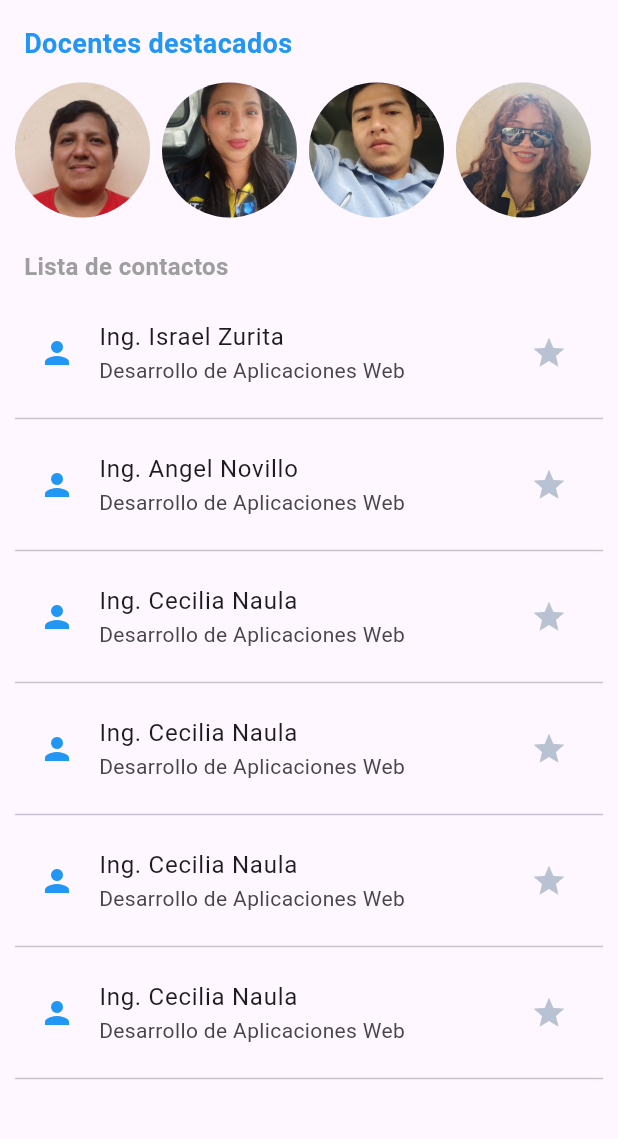
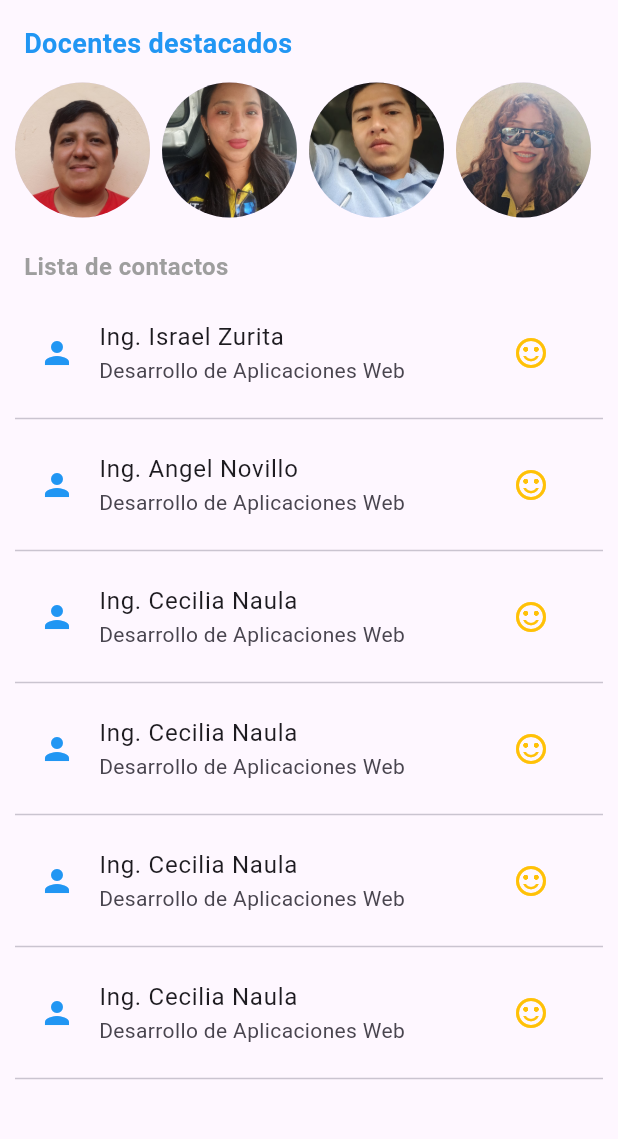
Before and after one commit to kevinprraga/directorio_horizontal_2, a Flutter app: the screen it shows after launch, on a phone screen of 412 x 824 dp, the part 84-1223 px from its top. Run offline on Flutter 3.47's test engine with Material 3 defaults, Android fonts, the phone set to English and light mode, and no system bars.

Commit message:
Implementacion final: IconButton interactivo con carita feliz amarilla y triste celeste

```diff
--- a/lib/main.dart
+++ b/lib/main.dart
@@ -17,7 +17,7 @@ class MainApp extends StatelessWidget {
   }
 }
 
-// 2. Pantalla Principal (StatefulWidget)
+// 2. Pantalla Principal
 class DirectorioPage extends StatefulWidget {
   const DirectorioPage({super.key});
 
@@ -66,7 +66,7 @@ class _DirectorioPageState extends State<DirectorioPage> {
             ),
           ),
 
-          // Llama a la clase del directorio vertical (Expanded le da todo el alto restante)
+          // Llama a la clase del directorio vertical
           const Expanded(
             child: DirectorioVertical(),
           ),
@@ -139,49 +139,82 @@ class DirectorioVertical extends StatelessWidget {
     return ListView(
       padding: const EdgeInsets.all(10),
       children: const [
-        ListTile(
-          trailing: Icon(Icons.star, color: Color.fromARGB(255, 185, 194, 211)),
-          leading: Icon(Icons.person, color: Colors.blue),
-          title: Text("Ing. Israel Zurita"),
-          subtitle: Text("Desarrollo de Aplicaciones Web"),
+        ItemDocente(
+          nombre: "Ing. Israel Zurita",
+          materia: "Desarrollo de Aplicaciones Web",
         ),
         Divider(),
-        ListTile(
-          trailing: Icon(Icons.star, color: Color.fromARGB(255, 185, 194, 211)),
-          leading: Icon(Icons.person, color: Colors.blue),
-          title: Text("Ing. Angel Novillo"),
-          subtitle: Text("Desarrollo de Aplicaciones Web"),
+        ItemDocente(
+          nombre: "Ing. Angel Novillo",
+          materia: "Desarrollo de Aplicaciones Web",
         ),
         Divider(),
-        ListTile(
-          trailing: Icon(Icons.star, color: Color.fromARGB(255, 185, 194, 211)),
-          leading: Icon(Icons.person, color: Colors.blue),
-          title: Text("Ing. Cecilia Naula"),
-          subtitle: Text("Desarrollo de Aplicaciones Web"),
+        ItemDocente(
+          nombre: "Ing. Cecilia Naula",
+          materia: "Desarrollo de Aplicaciones Web",
         ),
         Divider(),
-        ListTile(
-          trailing: Icon(Icons.star, color: Color.fromARGB(255, 185, 194, 211)),
-          leading: Icon(Icons.person, color: Colors.blue),
-          title: Text("Ing. Cecilia Naula"),
-          subtitle: Text("Desarrollo de Aplicaciones Web"),
+        ItemDocente(
+          nombre: "Ing. Cecilia Naula",
+          materia: "Desarrollo de Aplicaciones Web",
         ),
         Divider(),
-        ListTile(
-          trailing: Icon(Icons.star, color: Color.fromARGB(255, 185, 194, 211)),
-          leading: Icon(Icons.person, color: Colors.blue),
-          title: Text("Ing. Cecilia Naula"),
-          subtitle: Text("Desarrollo de Aplicaciones Web"),
+        ItemDocente(
+          nombre: "Ing. Cecilia Naula",
+          materia: "Desarrollo de Aplicaciones Web",
         ),
         Divider(),
-        ListTile(
-          trailing: Icon(Icons.star, color: Color.fromARGB(255, 185, 194, 211)),
-          leading: Icon(Icons.person, color: Colors.blue),
-          title: Text("Ing. Cecilia Naula"),
-          subtitle: Text("Desarrollo de Aplicaciones Web"),
+        ItemDocente(
+          nombre: "Ing. Cecilia Naula",
+          materia: "Desarrollo de Aplicaciones Web",
         ),
         Divider(),
       ],
     );
   }
 }
+
+// 5. WIDGET STATEFUL CON CAMBIO DE ICONO Y COLOR (AMARILLO Y CELESTE)
+class ItemDocente extends StatefulWidget {
+  final String nombre;
+  final String materia;
+
+  const ItemDocente({
+    super.key,
+    required this.nombre,
+    required this.materia,
+  });
+
+  @override
+  State<ItemDocente> createState() => _ItemDocenteState();
+}
+
+class _ItemDocenteState extends State<ItemDocente> {
+  // Estado para controlar la carita
+  bool esFeliz = true;
+
+  @override
+  Widget build(BuildContext context) {
+    return ListTile(
+      leading: const Icon(Icons.person, color: Colors.blue),
+      title: Text(widget.nombre),
+      subtitle: Text(widget.materia),
+      trailing: IconButton(
+        icon: Icon(
+
+          esFeliz
+              ? Icons.sentiment_satisfied_alt
+              : Icons.sentiment_dissatisfied,
+
+          color: esFeliz ? Colors.amber : Colors.lightBlue,
+        ),
+        onPressed: () {
+
+          setState(() {
+            esFeliz = !esFeliz;
+          });
+        },
+      ),
+    );
+  }
+}
```
